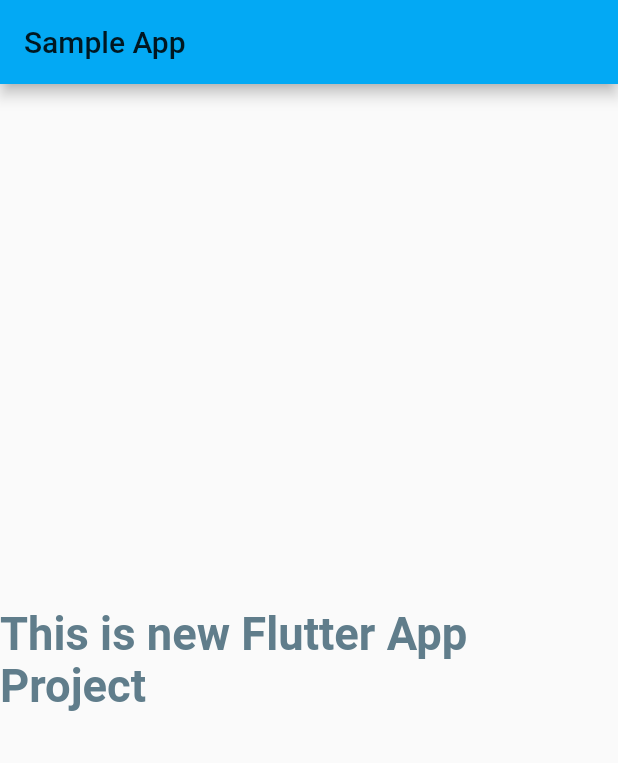
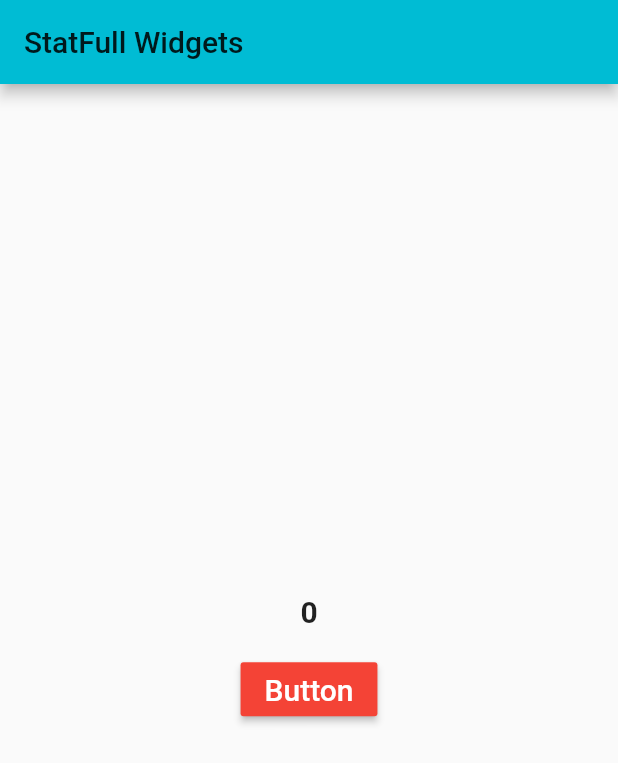
Before and after one commit to vivekkuvadiya/flutter-demo, a Flutter app: the screen it shows after launch, on a phone screen of 412 x 824 dp. Shown: the top 763 px of the screen. Run offline on Flutter 3.47's test engine with Material 2 defaults, Android fonts, the phone set to English and light mode, and no system bars.

Commit message:
button & click

```diff
--- a/lib/main.dart
+++ b/lib/main.dart
@@ -1,28 +1,60 @@
 import 'package:flutter/material.dart';
 
 void main() {
-  runApp(MyApp());
+  runApp(MaterialApp(
+    theme: ThemeData(
+      primarySwatch: Colors.cyan,
+    ),
+    title: "Statfull Widgets",
+    home: MyApp(),
+  ));
 }
 
-class MyApp extends StatelessWidget {
+class MyApp extends StatefulWidget {
+  @override
+  _MyAppState createState() => _MyAppState();
+}
+
+class _MyAppState extends State<MyApp> {
+  var dataChanged = 0;
+
+  dataChange() {
+    setState(() {
+      dataChanged += 1;
+    });
+  }
+
   @override
   Widget build(BuildContext context) {
-    return MaterialApp(
-      title: "Sample App",
-      theme:
-          ThemeData(accentColor: Colors.cyan, primarySwatch: Colors.lightBlue),
-      home: Scaffold(
-        appBar: AppBar(
-          title: Text("Sample App"),
-        ),
-        body: Center(
-          child: Text(
-            "This is new Flutter App Project",
-            style: TextStyle(
-                color: Colors.blueGrey,
-                fontWeight: FontWeight.bold,
-                fontSize: 30.25),
-          ),
+    return Scaffold(
+      appBar: new AppBar(
+        title: Text("StatFull Widgets"),
+      ),
+      body: Center(
+        child: Column(
+          mainAxisAlignment: MainAxisAlignment.center,
+          children: [
+            Padding(
+              padding: const EdgeInsets.all(8.0),
+              child: Text(
+                "$dataChanged",
+                style: TextStyle(fontSize: 20.0, fontWeight: FontWeight.bold),
+              ),
+            ),
+            Padding(
+              padding: const EdgeInsets.all(8.0),
+              child: MaterialButton(
+                color: Colors.red,
+                splashColor: Colors.black,
+                textColor: Colors.white,
+                onPressed: dataChange,
+                child: Text(
+                  "Button",
+                  style: TextStyle(fontSize: 20.0),
+                ),
+              ),
+            ),
+          ],
         ),
       ),
     );
```
Also changed, not shown: pubspec.lock.
